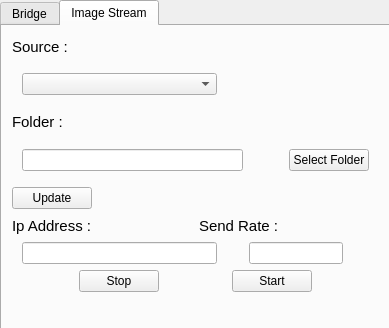
Above: ui/stream/streamwindow.ui from T-PLAY/hub before the change. Below: the same form after it.
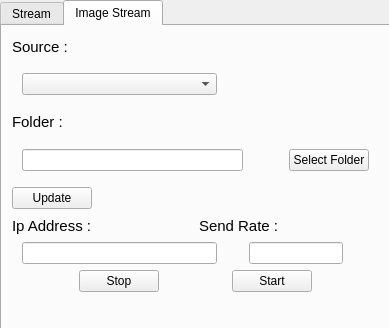
That is the form after the change.

The edit to the form file:
```diff
--- a/ui/stream/streamwindow.ui
+++ b/ui/stream/streamwindow.ui
@@ -40,7 +40,7 @@
     </property>
     <widget class="QWidget" name="tab">
      <attribute name="title">
-      <string>Bridge</string>
+      <string>Stream</string>
      </attribute>
      <widget class="QWidget" name="gridLayoutWidget">
       <property name="geometry">
```
